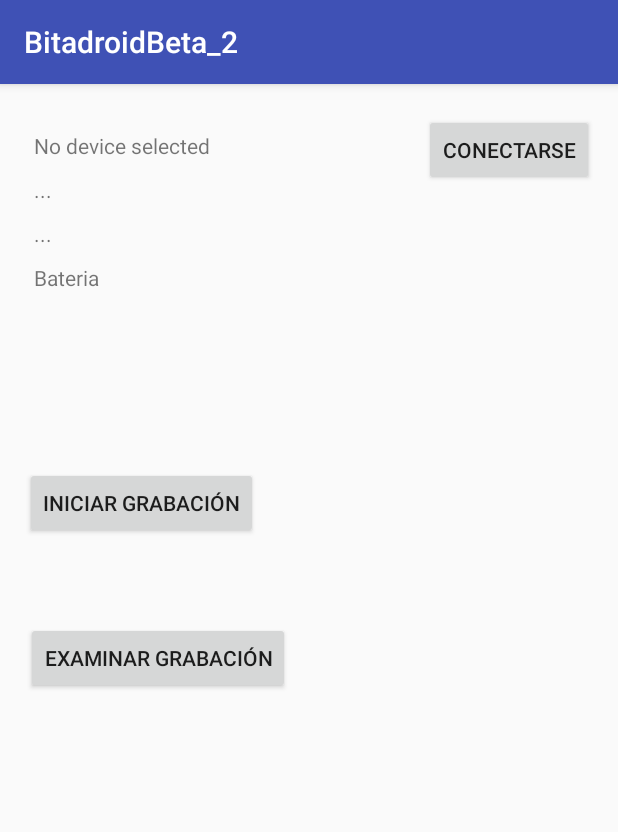
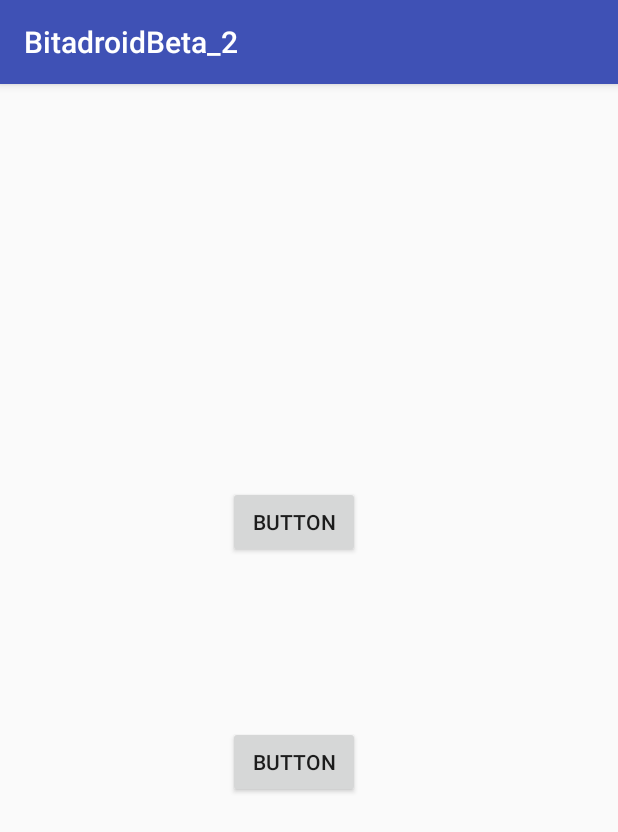
Before and after one commit to cesarldm/BitadroidBeta_2, an Android app: the screen it shows after launch (MainActivity before the commit, MesengerActivity after it), after a tap on "INICIAR GRABACIÓN", on a phone screen of 412 x 824 dp. Shown: the top 832 px of the screen. Run offline under Robolectric (Android 15) with nearby library versions, the phone set to English and light mode, and no system bars; 1 statement that could not run was skipped.

```diff
--- a/app/src/main/AndroidManifest.xml
+++ b/app/src/main/AndroidManifest.xml
@@ -7,12 +7,14 @@
     <uses-permission android:name="android.permission.ACCESS_COARSE_LOCATION" />
 
     <application
+
         android:allowBackup="true"
         android:icon="@mipmap/ic_launcher"
         android:label="@string/app_name"
         android:roundIcon="@mipmap/ic_launcher_round"
         android:supportsRtl="true"
         android:theme="@style/AppTheme">
+        <service android:name=".Services.BitalinoConnection"/>
         <activity android:name=".activities.MainActivity">
             <intent-filter>
                 <action android:name="android.intent.action.MAIN" />
@@ -21,7 +23,8 @@
             </intent-filter>
         </activity>
         <activity android:name=".activities.BluetoothActivity" />
-        <activity android:name=".activities.RecordingMenuActivity"></activity>
+        <activity android:name=".activities.RecordingMenuActivity" />
+        <activity android:name=".activities.MesengerActivity"></activity>
     </application>
 
 </manifest>
--- a/app/src/main/java/com/polito/cesarldm/bitadroidbeta_2/activities/BluetoothActivity.java
+++ b/app/src/main/java/com/polito/cesarldm/bitadroidbeta_2/activities/BluetoothActivity.java
@@ -60,9 +60,9 @@ public class BluetoothActivity extends AppCompatActivity implements View.OnClick
         btnScan = (Button) findViewById(R.id.btn_AB_Scan);
         btnStop = (Button) findViewById(R.id.btn_AB_Stop_Scan);
         prgScanning = new ProgressDialog(BluetoothActivity.this);
+
         prgScanning.setMessage("Scanning...");
         final BluetoothManager bthManager = (BluetoothManager) getSystemService(Context.BLUETOOTH_SERVICE);
-        //bthAdapter=BluetoothAdapter.getDefaultAdapter();
         mHandler = new Handler();
         bthAdapter = bthManager.getAdapter();//preguntar por los minsdk¡¡¡
         checkBlueToothState();
--- a/app/src/main/java/com/polito/cesarldm/bitadroidbeta_2/activities/MainActivity.java
+++ b/app/src/main/java/com/polito/cesarldm/bitadroidbeta_2/activities/MainActivity.java
@@ -69,7 +69,7 @@ public class MainActivity extends AppCompatActivity implements View.OnClickListe
                 initializeBitalinoApi();
                 registerReceiver(mBroadcastReceiver, updateIntentFilter());
                 try {
-                    bitacom.connect(device.getAddress());
+                    bitacom.disconnect();
                 } catch (BITalinoException e) {
                     e.printStackTrace();
                 }
@@ -123,6 +123,9 @@ public class MainActivity extends AppCompatActivity implements View.OnClickListe
 
     @Override
     public void onClick(View v) {
+       // Intent intent=new Intent(this,MesengerActivity.class);
+       // intent.putExtra("address",)
+
         switch(v.getId()){
             case R.id.btn_MA_connect:
                 try {
@@ -139,15 +142,8 @@ public class MainActivity extends AppCompatActivity implements View.OnClickListe
                 startActivityForResult(bthIntent,BLUETOOTH_INTENT);
                 break;
             case R.id.btn_MA_start_recording:
-                if(device!=null){
-                    if(isConnected==true){
-                        try {
-                            bitacom.disconnect();
-                        } catch (BITalinoException e) {
-                            e.printStackTrace();
-                        }
-                    }
-                Intent recordIntent=new Intent(this,RecordingMenuActivity.class);
+
+                Intent recordIntent=new Intent(this,MesengerActivity.class);
                     recordIntent.putExtra("address",device.getAddress());
                     startActivity(recordIntent);
 
@@ -157,7 +153,7 @@ public class MainActivity extends AppCompatActivity implements View.OnClickListe
 
         }
 
-    }
+
     @Override
     protected void onActivityResult(int requestCode, int resultCode, Intent data) {
 
--- /dev/null
+++ b/app/src/main/java/com/polito/cesarldm/bitadroidbeta_2/activities/MesengerActivity.java
@@ -0,0 +1,125 @@
+package com.polito.cesarldm.bitadroidbeta_2.activities;
+
+import android.content.ComponentName;
+import android.content.Context;
+import android.content.Intent;
+import android.content.ServiceConnection;
+import android.os.IBinder;
+import android.os.Message;
+import android.os.Messenger;
+import android.os.RemoteException;
+import android.support.v7.app.AppCompatActivity;
+import android.os.Bundle;
+import android.view.View;
+import android.widget.Button;
+
+import com.polito.cesarldm.bitadroidbeta_2.R;
+import com.polito.cesarldm.bitadroidbeta_2.Services.BitalinoConnection;
+
+public class MesengerActivity extends AppCompatActivity implements View.OnClickListener {
+    //testing activity to comunicate with service
+    Button btn, btn2;
+    Messenger mService=null;
+    boolean mBound;
+    String address;
+    /**
+     * Class for interacting with the main interface of the service.
+     */
+    private ServiceConnection mConnection= new ServiceConnection(){
+        public void onServiceConnected(ComponentName className, IBinder service){
+            // This is called when the connection with the service has been
+            // established, giving us the object we can use to
+            // interact with the service.  We are communicating with the
+            // service using a Messenger, so here we get a client-side
+            // representation of that from the raw IBinder object.
+            mService = new Messenger(service);
+            mBound = true;
+
+
+        }
+        public void onServiceDisconnected(ComponentName className) {
+            // This is called when the connection with the service has been
+            // unexpectedly disconnected -- that is, its process crashed.
+            mService = null;
+            mBound = false;
+        }
+
+    };
+
+    public void ConnectToDevice(){
+
+        if (!mBound) return;
+        // Create and send a message to the service, using a supported 'what' value
+        Message msg = Message.obtain(null, BitalinoConnection.CONNECTION, 0, 0);
+        try {
+            mService.send(msg);
+        } catch (RemoteException e) {
+            e.printStackTrace();
+        }
+    }
+
+
+    @Override
+    protected void onStart() {
+        super.onStart();
+        // Bind to the service
+        Intent intent=new Intent (this,BitalinoConnection.class);
+        intent.putExtra("address",address);
+        startService(intent);
+        //bindService(intent, mConnection,Context.BIND_AUTO_CREATE);
+
+    }
+
+
+    @Override
+    protected void onCreate(Bundle savedInstanceState) {
+        super.onCreate(savedInstanceState);
+        setContentView(R.layout.activity_mesenger);
+        btn=(Button)findViewById(R.id.button);
+        btn2=(Button)findViewById(R.id.button2);
+
+        Intent i=getIntent();
+        address=i.getStringExtra("address");
+        btn.setOnClickListener(this);
+        btn2.setOnClickListener(this);
+
+
+    }
+
+    @Override
+    protected void onStop() {
+        super.onStop();
+        // Unbind from the service
+        if (mBound) {
+            unbindService(mConnection);
+            mBound = false;
+        }
+    }
+
+    @Override
+    public void onClick(View v) {
+       if(v==btn) {
+           Intent intent = new Intent(this, BitalinoConnection.class);
+           bindService(intent, mConnection, Context.BIND_AUTO_CREATE);
+           ConnectToDevice();
+       }if(v==btn2){
+            Intent intent = new Intent(this, BitalinoConnection.class);
+            bindService(intent, mConnection, Context.BIND_AUTO_CREATE);
+            startReading();
+
+
+        }
+    }
+
+    private void startReading() {
+        if (!mBound) return;
+        // Create and send a message to the service, using a supported 'what' value
+        Message msg = Message.obtain(null, BitalinoConnection.RECORDING, 0, 0);
+        try {
+            mService.send(msg);
+        } catch (RemoteException e) {
+            e.printStackTrace();
+        }
+    }
+
+}
--- /dev/null
+++ b/app/src/main/res/layout/activity_mesenger.xml
@@ -0,0 +1,40 @@
+<?xml version="1.0" encoding="utf-8"?>
+<android.support.constraint.ConstraintLayout xmlns:android="http://schemas.android.com/apk/res/android"
+    xmlns:app="http://schemas.android.com/apk/res-auto"
+    xmlns:tools="http://schemas.android.com/tools"
+    android:layout_width="match_parent"
+    android:layout_height="match_parent"
+    tools:context="com.polito.cesarldm.bitadroidbeta_2.activities.MesengerActivity">
+
+    <Button
+        android:id="@+id/button"
+        android:layout_width="wrap_content"
+        android:layout_height="wrap_content"
+        android:text="Button"
+        android:layout_marginRight="8dp"
+        app:layout_constraintRight_toRightOf="parent"
+        android:layout_marginLeft="8dp"
+        app:layout_constraintLeft_toLeftOf="parent"
+        app:layout_constraintTop_toTopOf="parent"
+        android:layout_marginTop="8dp"
+        app:layout_constraintBottom_toBottomOf="parent"
+        android:layout_marginBottom="8dp"
+        app:layout_constraintHorizontal_bias="0.467"
+        app:layout_constraintVertical_bias="0.369" />
+
+    <Button
+        android:id="@+id/button2"
+        android:layout_width="wrap_content"
+        android:layout_height="wrap_content"
+        android:text="Button"
+        app:layout_constraintBottom_toBottomOf="parent"
+        android:layout_marginBottom="8dp"
+        android:layout_marginRight="8dp"
+        app:layout_constraintRight_toRightOf="parent"
+        app:layout_constraintTop_toTopOf="parent"
+        android:layout_marginTop="8dp"
+        android:layout_marginLeft="8dp"
+        app:layout_constraintLeft_toLeftOf="parent"
+        app:layout_constraintHorizontal_bias="0.467"
+        app:layout_constraintVertical_bias="0.597" />
+</android.support.constraint.ConstraintLayout>
```
Also changed, not shown: app/src/main/java/com/polito/cesarldm/bitadroidbeta_2/Services/BitalinoConnection.java (added, +232 -0 lines), app/src/main/java/com/polito/cesarldm/bitadroidbeta_2/bluetooth/BluetoothControler.java (deleted, +0 -29 lines).
